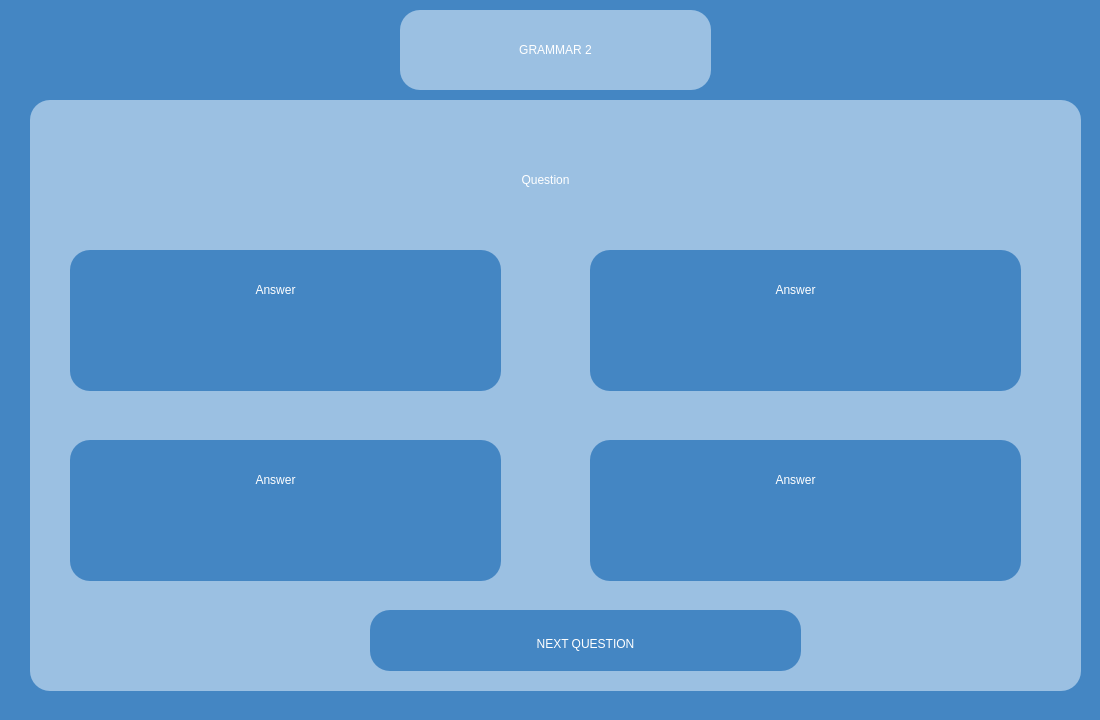
Before: the Qt Designer form AGUniverse/presentationLayer/grammarExam2.ui in codingburgas/sprint-eschool-ag-universe, drawn with Qt 5.
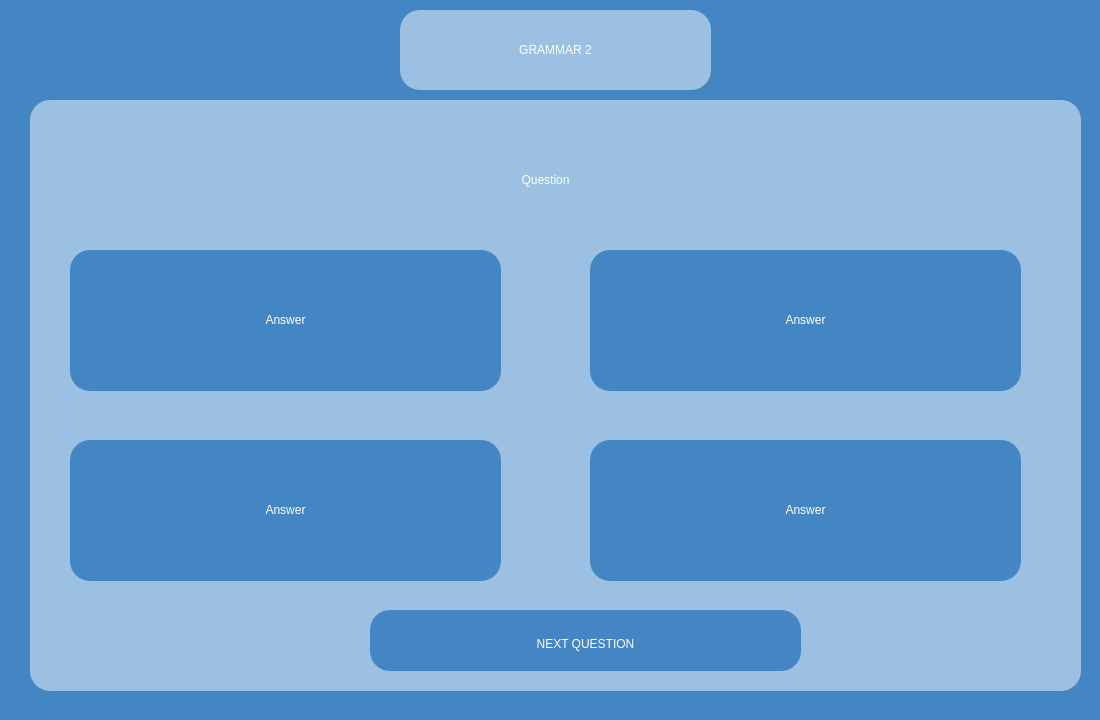
After: the same form once the commit is applied.

Commit message: Enhance buttons in exams pages

Patch:
```diff
--- a/AGUniverse/presentationLayer/grammarExam2.ui
+++ b/AGUniverse/presentationLayer/grammarExam2.ui
@@ -80,9 +80,9 @@
     <widget class="QLabel" name="answer_1">
      <property name="geometry">
       <rect>
-       <x>60</x>
-       <y>10</y>
-       <width>291</width>
+       <x>10</x>
+       <y>40</y>
+       <width>411</width>
        <height>61</height>
       </rect>
      </property>
@@ -140,9 +140,9 @@
     <widget class="QLabel" name="answer_2">
      <property name="geometry">
       <rect>
-       <x>60</x>
-       <y>10</y>
-       <width>291</width>
+       <x>10</x>
+       <y>40</y>
+       <width>411</width>
        <height>61</height>
       </rect>
      </property>
@@ -200,9 +200,9 @@
     <widget class="QLabel" name="answer_3">
      <property name="geometry">
       <rect>
-       <x>60</x>
-       <y>10</y>
-       <width>291</width>
+       <x>10</x>
+       <y>40</y>
+       <width>411</width>
        <height>61</height>
       </rect>
      </property>
@@ -260,9 +260,9 @@
     <widget class="QLabel" name="answer_4">
      <property name="geometry">
       <rect>
-       <x>60</x>
-       <y>10</y>
-       <width>291</width>
+       <x>10</x>
+       <y>40</y>
+       <width>411</width>
        <height>61</height>
       </rect>
      </property>
```
Left out of the diff: 8 changed lines with no effect on the pictures. The commit also changes 7 other files.
